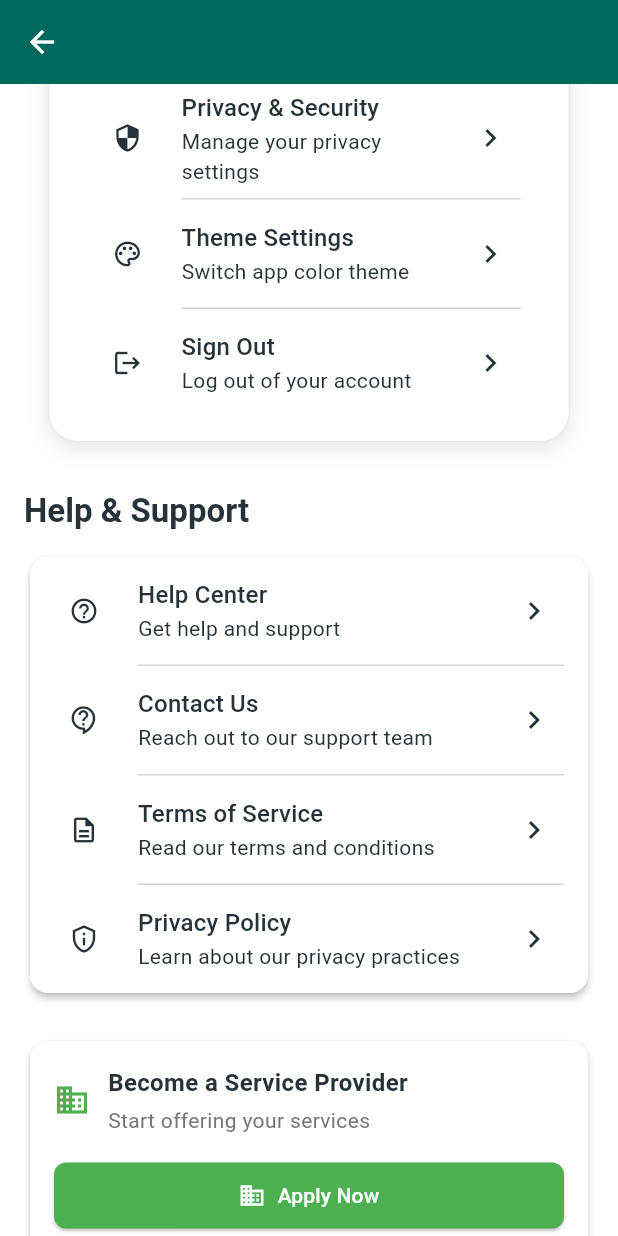
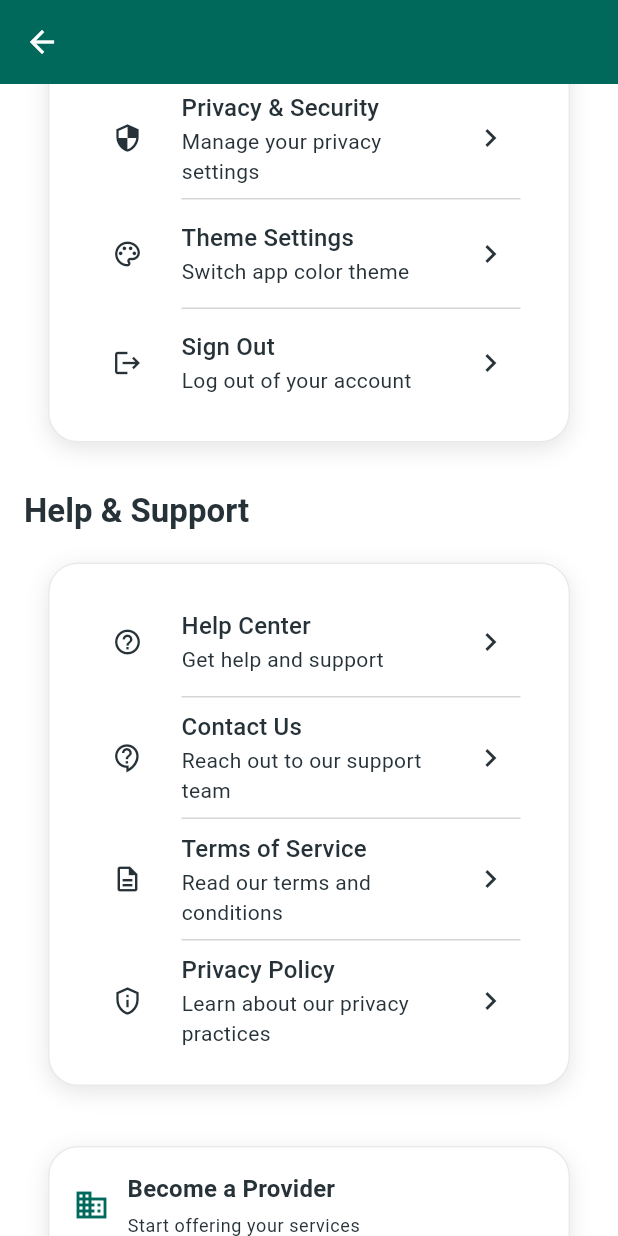
Before and after one commit to Hanzg20/JinBean-HOME, a Flutter app: the ProfilePage screen opened directly, scrolled down 1152 dp, on a phone screen of 412 x 824 dp. Run offline on Flutter 3.47's test engine with Material 3 defaults, Android fonts, the phone set to English and light mode, and no system bars; our stand-ins replace animated_toggle_switch, flutter_phoenix, geocoding, geolocator, get, get_storage and 3 more; missing offline and left inert: phoenix; accounts and stored records are empty.

Commit message:
fix: 修复ProfilePage严重溢出问题 - 使用SliverPadding和SliverList替代SliverToBoxAdapter，优化滚动布局，统一使用CustomerCard组件

```diff
--- a/lib/features/customer/profile/presentation/profile_page.dart
+++ b/lib/features/customer/profile/presentation/profile_page.dart
@@ -134,12 +134,10 @@ class ProfilePage extends GetView<ProfileController> {
           ),
 
           // 账户管理卡片组
-          SliverToBoxAdapter(
-            child: Padding(
+          SliverPadding(
             padding: const EdgeInsets.all(16.0),
-              child: Column(
-                crossAxisAlignment: CrossAxisAlignment.start,
-                children: [
+            sliver: SliverList(
+              delegate: SliverChildListDelegate([
                 _buildSectionTitle('Account Management'),
                 const SizedBox(height: 12),
                 _buildAccountCard(),
@@ -165,9 +163,8 @@ class ProfilePage extends GetView<ProfileController> {
 
                 // 角色切换按钮
                 _buildRoleSwitchCard(),
-                  const SizedBox(height: 80), // 为底部留空间
-                ],
-              ),
+                const SizedBox(height: 100), // 为底部留空间
+              ]),
             ),
           ),
         ],
@@ -351,9 +348,12 @@ class ProfilePage extends GetView<ProfileController> {
   }
 
   Widget _buildHelpCard() {
-    return Card(
-      elevation: 2,
-      shape: RoundedRectangleBorder(borderRadius: BorderRadius.circular(12)),
+    return Builder(
+      builder: (context) {
+        final theme = Theme.of(context);
+        final colorScheme = theme.colorScheme;
+
+        return CustomerCard(
           child: Column(
             children: [
               _buildMenuItem(
@@ -386,14 +386,17 @@ class ProfilePage extends GetView<ProfileController> {
             ],
           ),
         );
+      },
+    );
   }
 
   Widget _buildRoleSwitchCard() {
-            return Card(
-              elevation: 2,
-      shape: RoundedRectangleBorder(borderRadius: BorderRadius.circular(12)),
-                child: Padding(
-        padding: const EdgeInsets.all(16.0),
+    return Builder(
+      builder: (context) {
+        final theme = Theme.of(context);
+        final colorScheme = theme.colorScheme;
+
+        return CustomerCard(
           child: FutureBuilder<ProviderStatus>(
             future: ProviderIdentityService.getProviderStatus(),
             builder: (context, snapshot) {
@@ -403,25 +406,24 @@ class ProfilePage extends GetView<ProfileController> {
                   children: [
                     Row(
                       children: [
-                      const Icon(Icons.switch_account, color: Colors.blue, size: 24),
+                        Icon(Icons.switch_account, color: colorScheme.primary, size: 24),
                         const SizedBox(width: 12),
                         Expanded(
                           child: Column(
                             crossAxisAlignment: CrossAxisAlignment.start,
                             children: [
-                            const Text(
+                              Text(
                                 'Switch to Provider Mode',
-                              style: TextStyle(
-                                fontSize: 16,
+                                style: theme.textTheme.titleMedium?.copyWith(
                                   fontWeight: FontWeight.w600,
+                                  color: colorScheme.onSurface,
                                 ),
                               ),
                               const SizedBox(height: 4),
                               Text(
                                 'Manage your services and orders',
-                              style: TextStyle(
-                                fontSize: 14,
-                                color: Colors.grey[600],
+                                style: theme.textTheme.bodySmall?.copyWith(
+                                  color: colorScheme.onSurfaceVariant,
                                 ),
                               ),
                             ],
@@ -433,11 +435,14 @@ class ProfilePage extends GetView<ProfileController> {
                     SizedBox(
                       width: double.infinity,
                       child: ElevatedButton.icon(
-                      icon: const Icon(Icons.switch_account),
-                      label: const Text('Switch to Provider'),
+                        icon: Icon(Icons.switch_account, color: colorScheme.onPrimary),
+                        label: Text(
+                          'Switch to Provider',
+                          style: TextStyle(color: colorScheme.onPrimary),
+                        ),
                         style: ElevatedButton.styleFrom(
-                        backgroundColor: Colors.blue,
-                        foregroundColor: Colors.white,
+                          backgroundColor: colorScheme.primary,
+                          foregroundColor: colorScheme.onPrimary,
                           shape: RoundedRectangleBorder(borderRadius: BorderRadius.circular(8)),
                           padding: const EdgeInsets.symmetric(vertical: 12),
                         ),
@@ -449,30 +454,29 @@ class ProfilePage extends GetView<ProfileController> {
                     ),
                   ],
                 );
-            } else if (status == ProviderStatus.pending) {
+              } else {
                 return Column(
                   children: [
                     Row(
                       children: [
-                      const Icon(Icons.hourglass_empty, color: Colors.orange, size: 24),
+                        Icon(Icons.business, color: colorScheme.primary, size: 24),
                         const SizedBox(width: 12),
                         Expanded(
                           child: Column(
                             crossAxisAlignment: CrossAxisAlignment.start,
                             children: [
-                            const Text(
-                              'Provider Application Pending',
-                              style: TextStyle(
-                                fontSize: 16,
+                              Text(
+                                'Become a Provider',
+                                style: theme.textTheme.titleMedium?.copyWith(
                                   fontWeight: FontWeight.w600,
+                                  color: colorScheme.onSurface,
                                 ),
                               ),
                               const SizedBox(height: 4),
                               Text(
-                              'Your application is under review',
-                              style: TextStyle(
-                                fontSize: 14,
-                                color: Colors.grey[600],
+                                'Start offering your services',
+                                style: theme.textTheme.bodySmall?.copyWith(
+                                  color: colorScheme.onSurfaceVariant,
                                 ),
                               ),
                             ],
@@ -484,61 +488,20 @@ class ProfilePage extends GetView<ProfileController> {
                     SizedBox(
                       width: double.infinity,
                       child: OutlinedButton.icon(
-                      icon: const Icon(Icons.hourglass_empty),
-                      label: const Text('Waiting for Approval'),
+                        icon: Icon(Icons.add_business, color: colorScheme.primary),
+                        label: Text(
+                          'Apply Now',
+                          style: TextStyle(color: colorScheme.primary),
+                        ),
                         style: OutlinedButton.styleFrom(
+                          foregroundColor: colorScheme.primary,
+                          side: BorderSide(color: colorScheme.primary),
                           shape: RoundedRectangleBorder(borderRadius: BorderRadius.circular(8)),
                           padding: const EdgeInsets.symmetric(vertical: 12),
                         ),
-                      onPressed: null,
-                    ),
-                  ),
-                ],
-              );
-            } else {
-              return Column(
-                children: [
-                  Row(
-                    children: [
-                      const Icon(Icons.business, color: Colors.green, size: 24),
-                      const SizedBox(width: 12),
-                      Expanded(
-                        child: Column(
-                          crossAxisAlignment: CrossAxisAlignment.start,
-                          children: [
-                            const Text(
-                              'Become a Service Provider',
-                              style: TextStyle(
-                                fontSize: 16,
-                                fontWeight: FontWeight.w600,
-                          ),
-                        ),
-                      const SizedBox(height: 4),
-                      Text(
-                              'Start offering your services',
-                        style: TextStyle(
-                                fontSize: 14,
-                                color: Colors.grey[600],
-                              ),
-                            ),
-                          ],
-                        ),
-                      ),
-                    ],
-                  ),
-                  const SizedBox(height: 16),
-                  SizedBox(
-                    width: double.infinity,
-                    child: ElevatedButton.icon(
-                      icon: const Icon(Icons.business),
-                      label: const Text('Apply Now'),
-                      style: ElevatedButton.styleFrom(
-                        backgroundColor: Colors.green,
-                        foregroundColor: Colors.white,
-                        shape: RoundedRectangleBorder(borderRadius: BorderRadius.circular(8)),
-                        padding: const EdgeInsets.symmetric(vertical: 12),
-                      ),
-                      onPressed: () => Get.toNamed('/provider_registration'),
+                        onPressed: () {
+                          Get.toNamed('/provider_application');
+                        },
                       ),
                     ),
                   ],
@@ -546,7 +509,8 @@ class ProfilePage extends GetView<ProfileController> {
               }
             },
           ),
-      ),
+        );
+      },
     );
   }
 
```
Also changed, not shown: 10 other files. Lines whose indentation alone changed are shown as unchanged.
